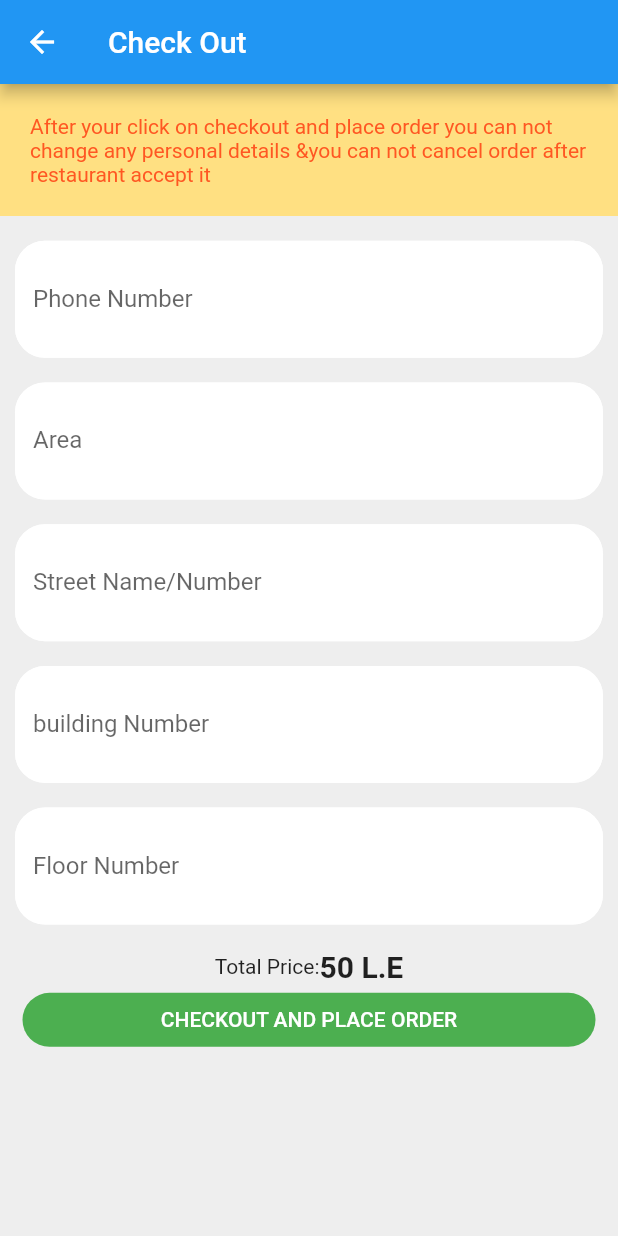
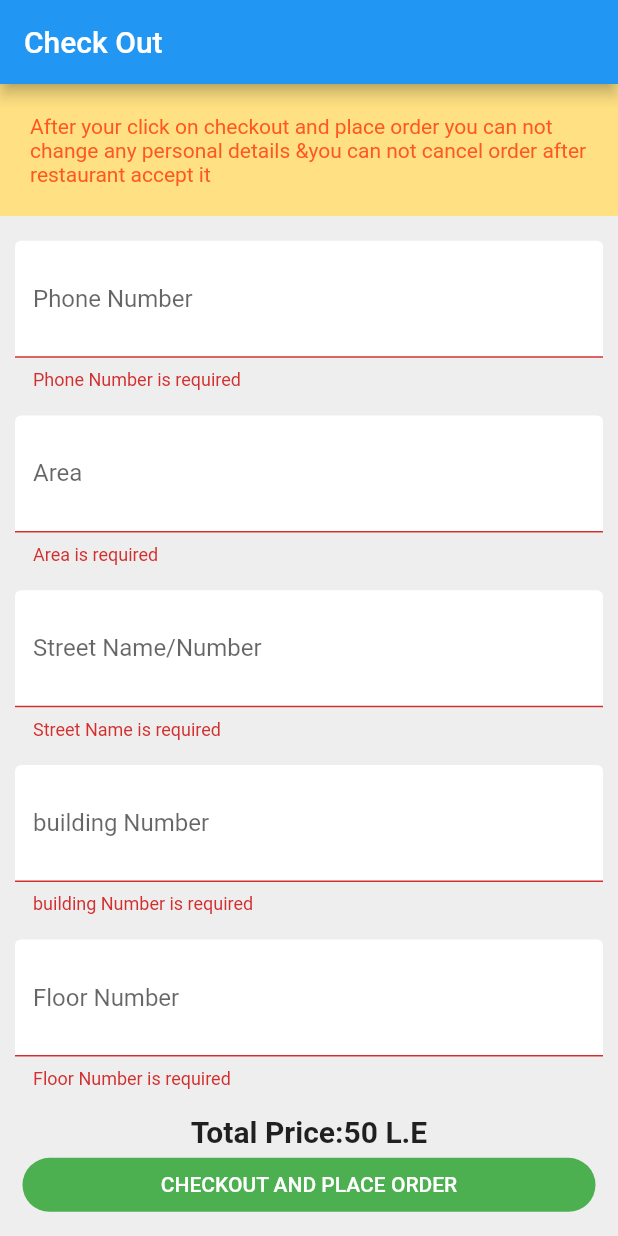
Before and after one commit to fatmaEzzat1997/testy_app, a Flutter app: the CheckOut screen opened directly, after a tap on "CHECKOUT AND PLACE ORDER", on a phone screen of 412 x 824 dp. Run offline on Flutter 3.47's test engine with Material 2 defaults, Android fonts, the phone set to English and light mode, and no system bars.

Commit message:
1.1V 1.2V

```diff
--- a/lib/main.dart
+++ b/lib/main.dart
@@ -13,8 +13,8 @@ class TastyApp extends StatelessWidget {
     return MaterialApp(
       debugShowCheckedModeBanner: false,
       theme: ThemeData(scaffoldBackgroundColor: Colors.grey[200]),
-      home://CheckOut(),
-      YourOrders()
+      home:CheckOut(),
+      //YourOrders()
      //YourCart()
 
 
--- a/lib/screens/cart/your_cart.dart
+++ b/lib/screens/cart/your_cart.dart
@@ -70,7 +70,9 @@ class _YourCartState extends State<YourCart> {
         SizedBox(
           height: MediaQuery.of(context).size.height * 0.40,
         ),
-        TextS(),
+        TextS(
+          price: ('50 L.E'),
+        ),
         Button(
           text: ('PROCESS TO CHECKOUT'),
         ),
--- a/lib/screens/checkOut/checkout.dart
+++ b/lib/screens/checkOut/checkout.dart
@@ -3,11 +3,22 @@ import 'package:flutter/material.dart';
 import 'package:testy_app/shared/components/components.dart';
 
 class CheckOut extends StatefulWidget {
+
+
   @override
   _CheckOutState createState() => _CheckOutState();
 }
 
 class _CheckOutState extends State<CheckOut> {
+  final _formKey = GlobalKey<FormState>();
+  var phoneNumberController=TextEditingController();
+  var areaController=TextEditingController();
+  var streetNameController=TextEditingController();
+  var buildingNumberController=TextEditingController();
+  var floorNumberController=TextEditingController();
+
+
+
   @override
   Widget build(BuildContext context) {
     return Scaffold(
@@ -15,7 +26,10 @@ class _CheckOutState extends State<CheckOut> {
           title: Text('Check Out'),
 
         ),
-        body: ListView(
+        body: Form(
+          key: _formKey,
+
+          child: ListView(
             children: [
               Container(
                 color: Colors.amber.shade200,
@@ -46,35 +60,66 @@ class _CheckOutState extends State<CheckOut> {
               SizedBox(
                 height:MediaQuery.of(context).size.height*0.02 ,
               ),
-            CustomTextField(text: 'Phone Number', hint: 'Enter Your Phone Number'),
+              CustomTextField(
+                  text: 'Phone Number',
+                  hint: 'Enter Your Phone Number',
+                  controller:phoneNumberController,
+                  title: 'Phone Number is required',
+
+              ),
               SizedBox(
                 height:MediaQuery.of(context).size.height*0.02 ,
               ),
-            CustomTextField(text: 'Area', hint: 'Shoubra-Masr/Dokki'),
+              CustomTextField(
+                  text: 'Area',
+                  hint: 'Shoubra-Masr/Dokki',
+                  controller: areaController,
+                  title: 'Area is required',
+              ),
               SizedBox(
                 height:MediaQuery.of(context).size.height*0.02 ,
               ),
-            CustomTextField(text: 'Street Name/Number', hint: 'Enter Street Name'),
+              CustomTextField(
+                  text: 'Street Name/Number',
+                  hint: 'Enter Street Name',
+                  controller: streetNameController,
+                  title: 'Street Name is required',
+              ),
               SizedBox(
                 height:MediaQuery.of(context).size.height*0.02 ,
               ),
-            CustomTextField(text: 'building Number', hint: '26'),
+              CustomTextField(
+                  text: 'building Number',
+                  hint: '26',
+                  controller: buildingNumberController,
+                  title:'building Number is required' ,
+              ),
               SizedBox(
                 height:MediaQuery.of(context).size.height*0.02 ,
               ),
-            CustomTextField(text: 'Floor Number', hint: '4'),
+              CustomTextField(
+                  text: 'Floor Number',
+                  hint: '4',
+                  controller: floorNumberController,
+                  title: 'Floor Number is required',
+              ),
               SizedBox(
                 height:MediaQuery.of(context).size.height*0.02 ,
               ),
-              TextS(),
+                TextS(
+                  price: ('50 L.E'),
+                ),
 
 
                 Button(
                   text: ('CHECKOUT AND PLACE ORDER'),
+                  function:(){ _formKey.currentState.validate();
+                  },
                 ),
 
 
             ],
+          ),
         ),
 
 
--- a/lib/shared/components/components.dart
+++ b/lib/shared/components/components.dart
@@ -5,9 +5,11 @@ import '../colors.dart';
 class CustomTextField extends StatelessWidget {
   final String text;
   final String hint;
+  final String title;
+  TextEditingController controller;
 
 
-  CustomTextField({@required this.text,@required this.hint});
+  CustomTextField({@required this.text,@required this.hint,@required controller,@required this.title});
 
   @override
   Widget build(BuildContext context) {
@@ -21,6 +23,8 @@ class CustomTextField extends StatelessWidget {
                 decoration: InputDecoration(
                   labelText: text,
                   hintText:hint,
+
+
                   filled: true,
                   fillColor: Colors.white,
                   enabledBorder: OutlineInputBorder(
@@ -38,8 +42,18 @@ class CustomTextField extends StatelessWidget {
                       )
 
                   ),
+
                 ),
+                controller: controller,
+                validator: (value){
+                  if (value.isEmpty){
+                    return title;
+                  }
+                  return null ;
+                },
+
               ),
+
             ),
         ],
       ),
@@ -69,13 +83,17 @@ class DefaultButton extends StatelessWidget {
   }
 }
 class TextS extends StatelessWidget {
+  final String price;
+
+  const TextS({Key key, this.price}) : super(key: key);
+
   @override
   Widget build(BuildContext context) {
     return  Row(
       mainAxisAlignment: MainAxisAlignment.center,
       children: [
-        Text('Total Price:',),
-        Text('50 L.E',style: TextStyle(fontWeight:FontWeight.bold,fontSize: 20),)
+        Text('Total Price:$price',style: TextStyle(fontWeight:FontWeight.bold,fontSize: 20)),
+
 
       ],
     );
@@ -83,7 +101,8 @@ class TextS extends StatelessWidget {
 }
 class Button extends StatelessWidget {
   final String text;
-      Button({@required this.text});
+  Function function;
+      Button({@required this.text,@required this.function});
   @override
   Widget build(BuildContext context) {
     return  Padding(
@@ -95,7 +114,8 @@ class Button extends StatelessWidget {
             borderRadius: BorderRadius.circular(20)
         ),
         color:  Colors.green,
-        onPressed: (){},
+        onPressed: function,
+
         child: Text(text,
           style: TextStyle(color: Colors.white),
         ),
```
Lines whose indentation alone changed are shown as unchanged.
